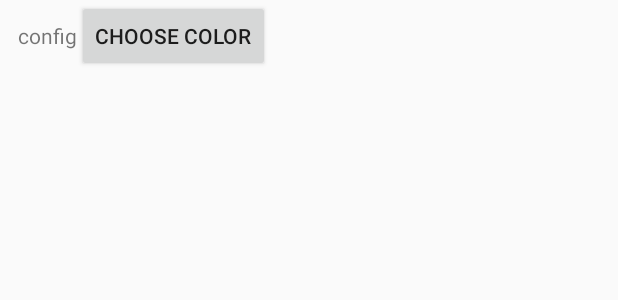
After one commit to nylonW/gboard_themes, an Android app: the layout config_cell.xml on its own in the app's theme, with its tools: preview values and no code run, on a phone screen of 412 x 824 dp. The commit adds this screen. Shown: the top 300 px of the screen. Run offline under Robolectric (Android 15) with nearby library versions, the phone set to English and light mode, and no system bars; network calls fail.

Commit message:
Add list with config lines

```diff
--- a/ThemeCreator/app/build.gradle
+++ b/ThemeCreator/app/build.gradle
@@ -29,6 +29,8 @@ dependencies {
     implementation 'com.android.support:design:28.0.0-rc02'
     implementation "org.zeroturnaround:zt-zip:1.13"
     implementation 'com.chrisplus.rootmanager:library:2.0.5@aar'
+    implementation 'com.jaredrummler:colorpicker:1.0.2'
+    implementation 'com.android.support:recyclerview-v7:27.1.1'
     testImplementation 'junit:junit:4.12'
     androidTestImplementation 'com.android.support.test:runner:1.0.2'
     androidTestImplementation 'com.android.support.test.espresso:espresso-core:3.0.2'
--- a/ThemeCreator/app/src/main/res/layout/activity_theme.xml
+++ b/ThemeCreator/app/src/main/res/layout/activity_theme.xml
@@ -6,5 +6,6 @@
 
     <android.support.v7.widget.RecyclerView
         android:layout_width="match_parent"
-        android:layout_height="match_parent" />
+        android:layout_height="match_parent"
+        android:id="@+id/config_recyclerview"/>
 </android.support.constraint.ConstraintLayout>
--- /dev/null
+++ b/ThemeCreator/app/src/main/res/layout/config_cell.xml
@@ -0,0 +1,21 @@
+<?xml version="1.0" encoding="utf-8"?>
+<LinearLayout android:layout_width="match_parent"
+    android:layout_height="wrap_content"
+    android:orientation="horizontal"
+    xmlns:android="http://schemas.android.com/apk/res/android">
+
+        <TextView
+            android:id="@+id/config_title"
+            android:layout_width="wrap_content"
+            android:layout_height="wrap_content"
+            android:layout_marginStart="12dp"
+            android:text="config"
+            />
+
+        <Button
+            android:id="@+id/color_button"
+            android:layout_height="wrap_content"
+            android:layout_width="wrap_content"
+            android:text="choose color"
+            />
+</LinearLayout>
--- a/ThemeCreator/app/src/main/res/values/colors.xml
+++ b/ThemeCreator/app/src/main/res/values/colors.xml
@@ -3,4 +3,5 @@
     <color name="colorPrimary">#3F51B5</color>
     <color name="colorPrimaryDark">#303F9F</color>
     <color name="colorAccent">#FF4081</color>
+    <color name ="colorWhite">#FFFFFF</color>
 </resources>
```
Also changed, not shown: ThemeCreator/app/src/main/java/com/nylon/themecreator/activities/NewThemeActivity.java (+23 -1 lines), ThemeCreator/app/src/main/java/com/nylon/themecreator/adapters/ConfigAdapter.java (added, +49 -0 lines), ThemeCreator/app/src/main/java/com/nylon/themecreator/helpers/CSSHelper.java (+21 -0 lines).
